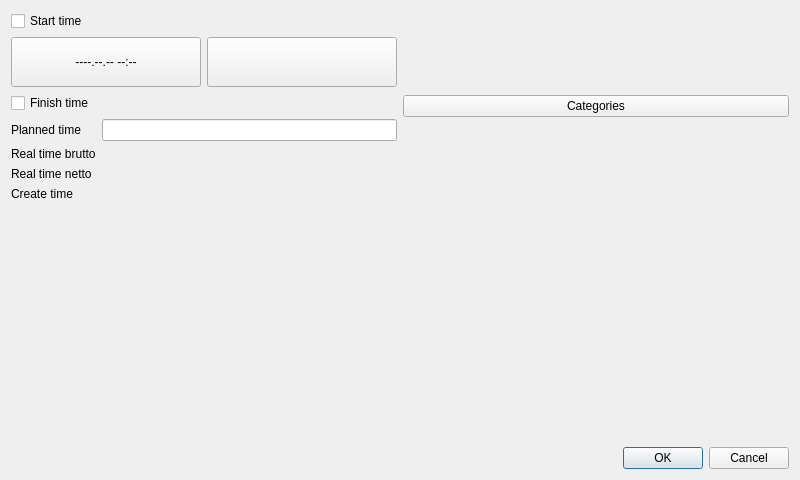
ya-breeze/TM, file src/TabletDlgTask.ui: the form before one commit.
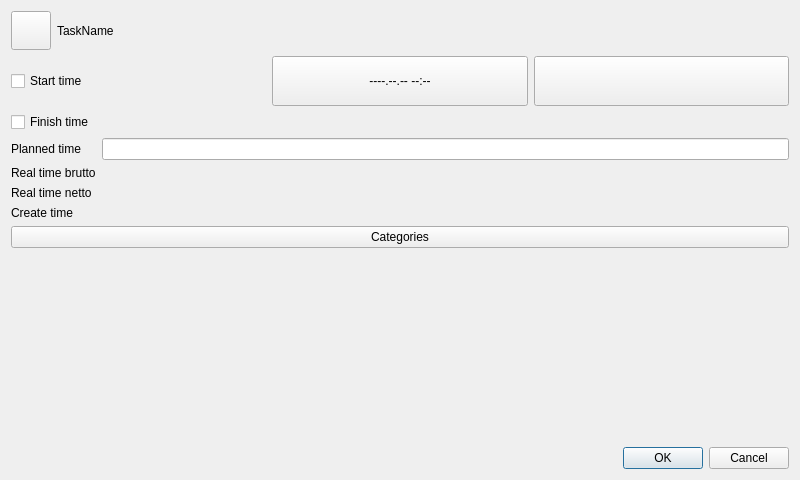
The form after the commit.

```diff
--- a/src/TabletDlgTask.ui
+++ b/src/TabletDlgTask.ui
@@ -13,12 +13,31 @@
   <property name="windowTitle">
    <string>Dialog</string>
   </property>
-  <layout class="QVBoxLayout" name="verticalLayout_2">
-   <item>
-    <layout class="QHBoxLayout" name="horizontalLayout_2">
-     <item>
       <layout class="QVBoxLayout" name="verticalLayout">
        <item>
+    <layout class="QHBoxLayout" name="horizontalLayout_2">
+     <item>
+      <widget class="QToolButton" name="btn_Icon">
+       <property name="iconSize">
+        <size>
+         <width>32</width>
+         <height>32</height>
+        </size>
+       </property>
+      </widget>
+     </item>
+     <item>
+      <widget class="QLabel" name="lbl_Name">
+       <property name="text">
+        <string>TaskName</string>
+       </property>
+      </widget>
+     </item>
+    </layout>
+   </item>
+   <item>
+    <layout class="QHBoxLayout" name="horizontalLayout">
+     <item>
         <widget class="QCheckBox" name="cbStartedTime">
          <property name="text">
           <string>Start time</string>
@@ -26,8 +45,6 @@
         </widget>
        </item>
        <item>
-        <layout class="QHBoxLayout" name="horizontalLayout">
-         <item>
           <widget class="QToolButton" name="btnStartTime">
            <property name="sizePolicy">
             <sizepolicy hsizetype="Preferred" vsizetype="Preferred">
@@ -140,8 +157,6 @@
          </item>
         </layout>
        </item>
-      </layout>
-     </item>
      <item>
       <widget class="QPushButton" name="btnCategories">
        <property name="sizePolicy">
@@ -154,8 +169,6 @@
         <string>Categories</string>
        </property>
       </widget>
-     </item>
-    </layout>
    </item>
    <item>
     <spacer name="verticalSpacer">
```
Lines whose indentation alone changed are shown as unchanged.
